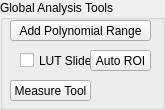
This is main.ui in kyleellefsen/GlobalAnalysisPlugin as Qt 5 draws it before an edit. The edited form follows.
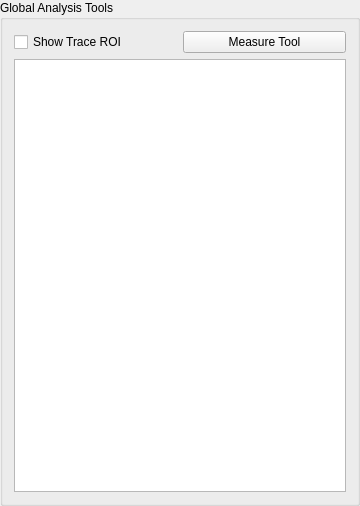
This is the edited form. Custom widgets are drawn as their Qt base class.

Commit message:
change to rect selector
add log data, fix graph. Allow multiple traces?

```diff
--- a/main.ui
+++ b/main.ui
@@ -6,8 +6,8 @@
    <rect>
     <x>0</x>
     <y>0</y>
-    <width>165</width>
-    <height>110</height>
+    <width>360</width>
+    <height>506</height>
    </rect>
   </property>
   <property name="minimumSize">
@@ -22,59 +22,33 @@
   <property name="title">
    <string>Global Analysis Tools</string>
   </property>
-  <widget class="QPushButton" name="autoROIButton">
-   <property name="geometry">
-    <rect>
-     <x>90</x>
-     <y>50</y>
-     <width>61</width>
-     <height>21</height>
-    </rect>
-   </property>
-   <property name="text">
-    <string>Auto ROI</string>
-   </property>
-  </widget>
-  <widget class="QPushButton" name="addPolyButton">
-   <property name="geometry">
-    <rect>
-     <x>10</x>
-     <y>20</y>
-     <width>141</width>
-     <height>21</height>
-    </rect>
-   </property>
-   <property name="text">
-    <string>Add Polynomial Range</string>
-   </property>
-  </widget>
-  <widget class="QCheckBox" name="sliderCheck">
-   <property name="geometry">
-    <rect>
-     <x>20</x>
-     <y>50</y>
-     <width>71</width>
-     <height>21</height>
-    </rect>
-   </property>
-   <property name="text">
-    <string>LUT Slider</string>
-   </property>
-  </widget>
-  <widget class="QPushButton" name="measureButton">
-   <property name="geometry">
-    <rect>
-     <x>10</x>
-     <y>80</y>
-     <width>81</width>
-     <height>21</height>
-    </rect>
-   </property>
-   <property name="text">
-    <string>Measure Tool</string>
-   </property>
-  </widget>
+  <layout class="QGridLayout" name="gridLayout">
+   <item row="0" column="0">
+    <widget class="QCheckBox" name="traceROICheck">
+     <property name="text">
+      <string>Show Trace ROI</string>
+     </property>
+    </widget>
+   </item>
+   <item row="0" column="1">
+    <widget class="QPushButton" name="measureButton">
+     <property name="text">
+      <string>Measure Tool</string>
+     </property>
+    </widget>
+   </item>
+   <item row="1" column="0" colspan="2">
+    <widget class="TableWidget" name="tableWidget"/>
+   </item>
+  </layout>
  </widget>
+ <customwidgets>
+  <customwidget>
+   <class>TableWidget</class>
+   <extends>QTableWidget</extends>
+   <header>pyqtgraph</header>
+  </customwidget>
+ </customwidgets>
  <resources/>
  <connections/>
 </ui>
```
Left out of the diff: 2 changed lines with no effect on the pictures. The commit also changes 2 other files.
